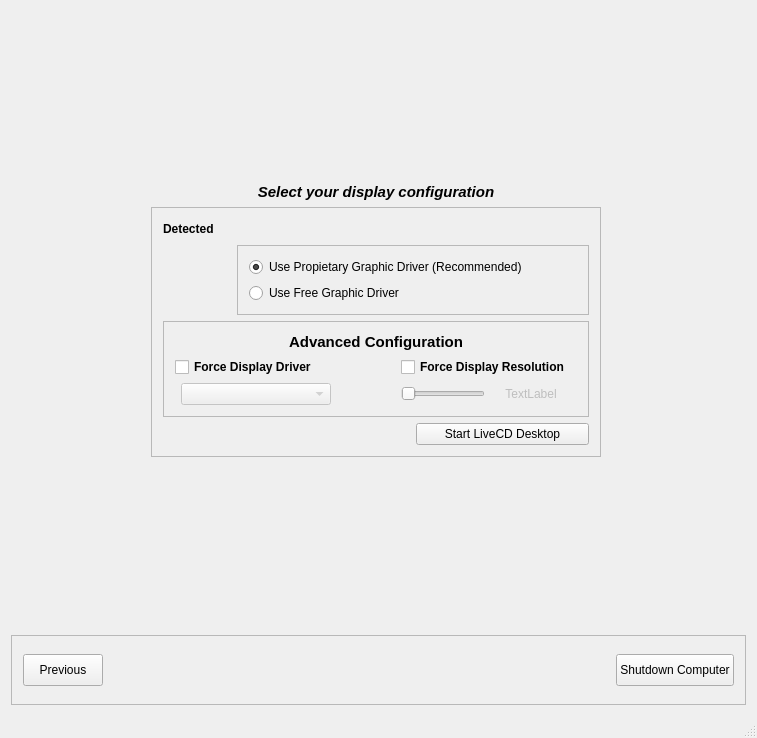
The window that apps/desktop-selector/desktopselector.ui (BackupTheBerlios/kademar-utils-svn) describes before a commit, drawn with Qt 5.
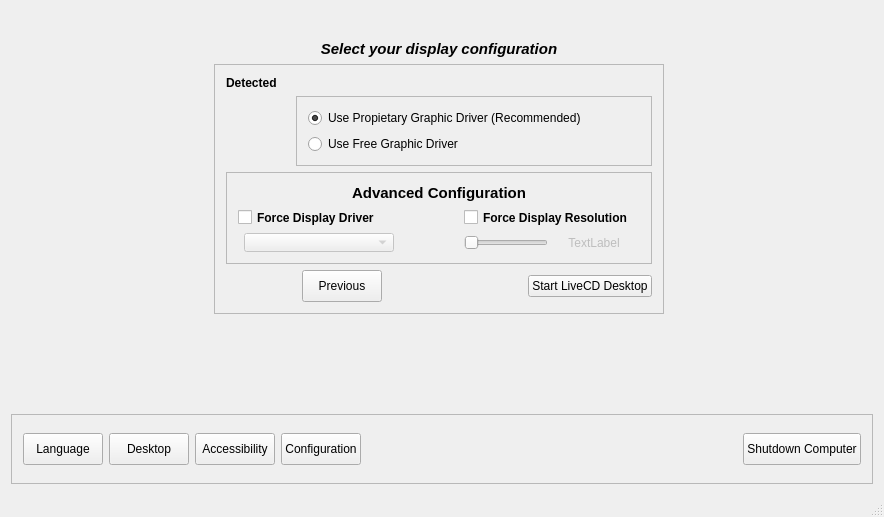
The same window after the commit. Icons and pictures are not drawn. Custom widgets are drawn as their Qt base class.

Commit message: Desktop-Selector Ver 2

Patch:
```diff
--- a/apps/desktop-selector/desktopselector.ui
+++ b/apps/desktop-selector/desktopselector.ui
@@ -6,8 +6,8 @@
    <rect>
     <x>0</x>
     <y>0</y>
-    <width>757</width>
-    <height>738</height>
+    <width>884</width>
+    <height>484</height>
    </rect>
   </property>
   <property name="windowTitle">
@@ -223,7 +223,42 @@
            <enum>QFrame::Raised</enum>
           </property>
           <layout class="QGridLayout" name="gridLayout_7">
-           <item row="4" column="0" colspan="3">
+           <item row="6" column="3">
+            <spacer name="horizontalSpacer_9">
+             <property name="orientation">
+              <enum>Qt::Horizontal</enum>
+             </property>
+             <property name="sizeHint" stdset="0">
+              <size>
+               <width>40</width>
+               <height>20</height>
+              </size>
+             </property>
+            </spacer>
+           </item>
+           <item row="0" column="0" colspan="5">
+            <widget class="QLabel" name="displayDetectedLabel">
+             <property name="maximumSize">
+              <size>
+               <width>16777215</width>
+               <height>50</height>
+              </size>
+             </property>
+             <property name="font">
+              <font>
+               <weight>75</weight>
+               <bold>true</bold>
+              </font>
+             </property>
+             <property name="text">
+              <string>Detected</string>
+             </property>
+             <property name="alignment">
+              <set>Qt::AlignLeading|Qt::AlignLeft|Qt::AlignVCenter</set>
+             </property>
+            </widget>
+           </item>
+           <item row="4" column="0" colspan="5">
             <widget class="QFrame" name="advancedConfigurationFrame">
              <property name="frameShape">
               <enum>QFrame::StyledPanel</enum>
@@ -348,7 +383,7 @@
              </layout>
             </widget>
            </item>
-           <item row="6" column="2">
+           <item row="6" column="4">
             <widget class="QPushButtonWithEvents" name="b_startDesktop">
              <property name="text">
               <string>Start LiveCD Desktop</string>
@@ -390,42 +425,7 @@
              </property>
             </widget>
            </item>
-           <item row="6" column="0" colspan="2">
-            <spacer name="horizontalSpacer_9">
-             <property name="orientation">
-              <enum>Qt::Horizontal</enum>
-             </property>
-             <property name="sizeHint" stdset="0">
-              <size>
-               <width>40</width>
-               <height>20</height>
-              </size>
-             </property>
-            </spacer>
-           </item>
-           <item row="0" column="0" colspan="3">
-            <widget class="QLabel" name="displayDetectedLabel">
-             <property name="maximumSize">
-              <size>
-               <width>16777215</width>
-               <height>50</height>
-              </size>
-             </property>
-             <property name="font">
-              <font>
-               <weight>75</weight>
-               <bold>true</bold>
-              </font>
-             </property>
-             <property name="text">
-              <string>Detected</string>
-             </property>
-             <property name="alignment">
-              <set>Qt::AlignLeading|Qt::AlignLeft|Qt::AlignVCenter</set>
-             </property>
-            </widget>
-           </item>
-           <item row="3" column="1" colspan="2">
+           <item row="3" column="1" colspan="4">
             <widget class="QFrame" name="driverFrame">
              <property name="frameShape">
               <enum>QFrame::StyledPanel</enum>
@@ -454,6 +454,29 @@
              </layout>
             </widget>
            </item>
+           <item row="6" column="2">
+            <widget class="QPushButtonWithEvents" name="b_previous">
+             <property name="minimumSize">
+              <size>
+               <width>0</width>
+               <height>32</height>
+              </size>
+             </property>
+             <property name="text">
+              <string>Previous</string>
+             </property>
+             <property name="icon">
+              <iconset resource="resource.qrc">
+               <normaloff>:/img/img/go-previous.png</normaloff>:/img/img/go-previous.png</iconset>
+             </property>
+             <property name="iconSize">
+              <size>
+               <width>32</width>
+               <height>22</height>
+              </size>
+             </property>
+            </widget>
+           </item>
           </layout>
          </widget>
         </item>
@@ -1008,8 +1031,8 @@
        <enum>QFrame::Raised</enum>
       </property>
       <layout class="QGridLayout" name="gridLayout_2">
-       <item row="0" column="0">
-        <widget class="QPushButtonWithEvents" name="b_previous">
+       <item row="0" column="3">
+        <widget class="QPushButtonWithEvents" name="b_accessibility">
          <property name="minimumSize">
           <size>
            <width>0</width>
@@ -1017,7 +1040,7 @@
           </size>
          </property>
          <property name="text">
-          <string>Previous</string>
+          <string>Accessibility</string>
          </property>
          <property name="icon">
           <iconset resource="resource.qrc">
@@ -1026,12 +1049,35 @@
          <property name="iconSize">
           <size>
            <width>32</width>
-           <height>22</height>
+           <height>32</height>
           </size>
          </property>
         </widget>
        </item>
        <item row="0" column="2">
+        <widget class="QPushButtonWithEvents" name="b_desktop">
+         <property name="minimumSize">
+          <size>
+           <width>0</width>
+           <height>32</height>
+          </size>
+         </property>
+         <property name="text">
+          <string>Desktop</string>
+         </property>
+         <property name="icon">
+          <iconset resource="resource.qrc">
+           <normaloff>:/img/img/desktop.png</normaloff>:/img/img/desktop.png</iconset>
+         </property>
+         <property name="iconSize">
+          <size>
+           <width>32</width>
+           <height>32</height>
+          </size>
+         </property>
+        </widget>
+       </item>
+       <item row="0" column="6">
         <widget class="QPushButtonWithEvents" name="b_shutdown">
          <property name="minimumSize">
           <size>
@@ -1060,7 +1106,7 @@
          </property>
         </widget>
        </item>
-       <item row="0" column="1">
+       <item row="0" column="5">
         <spacer name="horizontalSpacer_3">
          <property name="orientation">
           <enum>Qt::Horizontal</enum>
@@ -1073,6 +1119,52 @@
          </property>
         </spacer>
        </item>
+       <item row="0" column="1">
+        <widget class="QPushButtonWithEvents" name="b_language">
+         <property name="minimumSize">
+          <size>
+           <width>0</width>
+           <height>32</height>
+          </size>
+         </property>
+         <property name="text">
+          <string>Language</string>
+         </property>
+         <property name="icon">
+          <iconset resource="resource.qrc">
+           <normaloff>:/img/img/language.png</normaloff>:/img/img/language.png</iconset>
+         </property>
+         <property name="iconSize">
+          <size>
+           <width>32</width>
+           <height>32</height>
+          </size>
+         </property>
+        </widget>
+       </item>
+       <item row="0" column="4">
+        <widget class="QPushButtonWithEvents" name="b_configuration">
+         <property name="minimumSize">
+          <size>
+           <width>0</width>
+           <height>32</height>
+          </size>
+         </property>
+         <property name="text">
+          <string>Configuration</string>
+         </property>
+         <property name="icon">
+          <iconset resource="resource.qrc">
+           <normaloff>:/img/img/advanced-configuration.png</normaloff>:/img/img/advanced-configuration.png</iconset>
+         </property>
+         <property name="iconSize">
+          <size>
+           <width>32</width>
+           <height>32</height>
+          </size>
+         </property>
+        </widget>
+       </item>
       </layout>
      </widget>
     </item>
```
Left out of the diff: 4 changed lines with no effect on the pictures. The commit also changes 17 other files.
